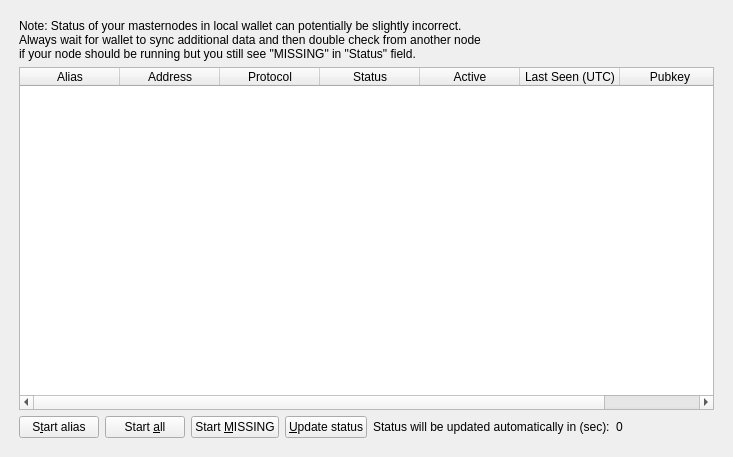
The window that src/qt/forms/masternodelist.ui (expicoin/expicore) describes before a commit, drawn with Qt 5.
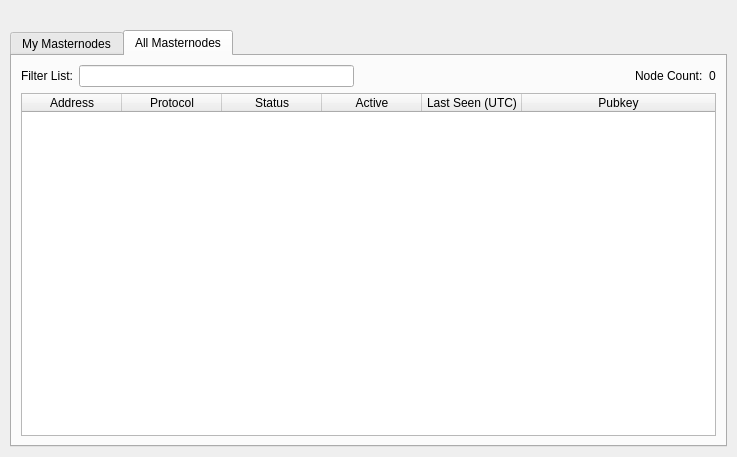
The same window after the commit. The open tabs and pages were chosen to show the change.

Diff of the .ui file:
```diff
--- a/src/qt/forms/masternodelist.ui
+++ b/src/qt/forms/masternodelist.ui
@@ -27,6 +27,28 @@
     <number>10</number>
    </property>
     <item>
+    <layout class="QVBoxLayout" name="verticalLayout">
+     <property name="bottomMargin">
+      <number>0</number>
+     </property>
+     <item>
+      <spacer name="horizontalSpacer0">
+       <property name="orientation">
+        <enum>Qt::Horizontal</enum>
+       </property>
+       <property name="sizeHint" stdset="0">
+        <size>
+         <width>40</width>
+         <height>20</height>
+        </size>
+       </property>
+      </spacer>
+     </item>
+     <item>
+      <widget class="QTabWidget" name="tabWidget">
+       <property name="currentIndex">
+        <number>0</number>
+       </property>
      <widget class="QWidget" name="tabMyMasternodes">
       <attribute name="title">
        <string>My Masternodes</string>
@@ -65,9 +87,9 @@
               <colorrole role="Text">
                <brush brushstyle="SolidPattern">
                 <color alpha="255">
-                 <red>0</red>
-                 <green>0</green>
-                 <blue>0</blue>
+                   <red>51</red>
+                   <green>51</green>
+                   <blue>51</blue>
                 </color>
                </brush>
               </colorrole>
@@ -76,9 +98,9 @@
               <colorrole role="Text">
                <brush brushstyle="SolidPattern">
                 <color alpha="255">
-                 <red>0</red>
-                 <green>0</green>
-                 <blue>0</blue>
+                   <red>51</red>
+                   <green>51</green>
+                   <blue>51</blue>
                 </color>
                </brush>
               </colorrole>
@@ -87,9 +109,9 @@
               <colorrole role="Text">
                <brush brushstyle="SolidPattern">
                 <color alpha="255">
-                 <red>0</red>
-                 <green>0</green>
-                 <blue>0</blue>
+                   <red>85</red>
+                   <green>85</green>
+                   <blue>85</blue>
                 </color>
                </brush>
               </colorrole>
@@ -220,6 +242,116 @@
        </item>
       </layout>
      </widget>
+       <widget class="QWidget" name="tabAllMasternodes">
+        <attribute name="title">
+         <string>All Masternodes</string>
+        </attribute>
+        <layout class="QGridLayout" name="gridLayout">
+         <item row="1" column="0">
+          <widget class="QTableWidget" name="tableWidgetMasternodes">
+           <property name="editTriggers">
+            <set>QAbstractItemView::NoEditTriggers</set>
+           </property>
+           <property name="alternatingRowColors">
+            <bool>true</bool>
+           </property>
+           <property name="selectionBehavior">
+            <enum>QAbstractItemView::SelectRows</enum>
+           </property>
+           <property name="sortingEnabled">
+            <bool>true</bool>
+           </property>
+           <attribute name="horizontalHeaderStretchLastSection">
+            <bool>true</bool>
+           </attribute>
+           <attribute name="ResizeMode">
+            <enum>QHeaderView::Interactive</enum>
+           </attribute>
+           <column>
+            <property name="text">
+             <string>Address</string>
+            </property>
+           </column>
+           <column>
+            <property name="text">
+             <string>Protocol</string>
+            </property>
+           </column>
+           <column>
+            <property name="text">
+             <string>Status</string>
+            </property>
+           </column>
+           <column>
+            <property name="text">
+             <string>Active</string>
+            </property>
+           </column>
+           <column>
+            <property name="text">
+             <string>Last Seen (UTC)</string>
+            </property>
+           </column>
+           <column>
+            <property name="text">
+             <string>Pubkey</string>
+            </property>
+           </column>
+          </widget>
+         </item>
+         <item row="0" column="0">
+          <layout class="QHBoxLayout" name="horizontalLayout_3">
+           <property name="bottomMargin">
+            <number>0</number>
+           </property>
+           <item>
+            <widget class="QLabel" name="label_filter">
+             <property name="text">
+              <string>Filter List:</string>
+             </property>
+            </widget>
+           </item>
+           <item>
+            <widget class="QLineEdit" name="filterLineEdit">
+             <property name="toolTip">
+              <string>Filter masternode list</string>
+             </property>
+            </widget>
+           </item>
+           <item>
+            <spacer name="horizontalSpacer_3">
+             <property name="orientation">
+              <enum>Qt::Horizontal</enum>
+             </property>
+             <property name="sizeHint" stdset="0">
+              <size>
+               <width>10</width>
+               <height>20</height>
+              </size>
+             </property>
+            </spacer>
+           </item>
+           <item>
+            <widget class="QLabel" name="label_count">
+             <property name="text">
+              <string>Node Count:</string>
+             </property>
+            </widget>
+           </item>
+           <item>
+            <widget class="QLabel" name="countLabel">
+             <property name="text">
+              <string>0</string>
+             </property>
+            </widget>
+           </item>
+          </layout>
+         </item>
+        </layout>
+       </widget>
+      </widget>
+     </item>
+    </layout>
     </item>
   </layout>
  </widget>
```
Lines whose indentation alone changed are shown as unchanged.
